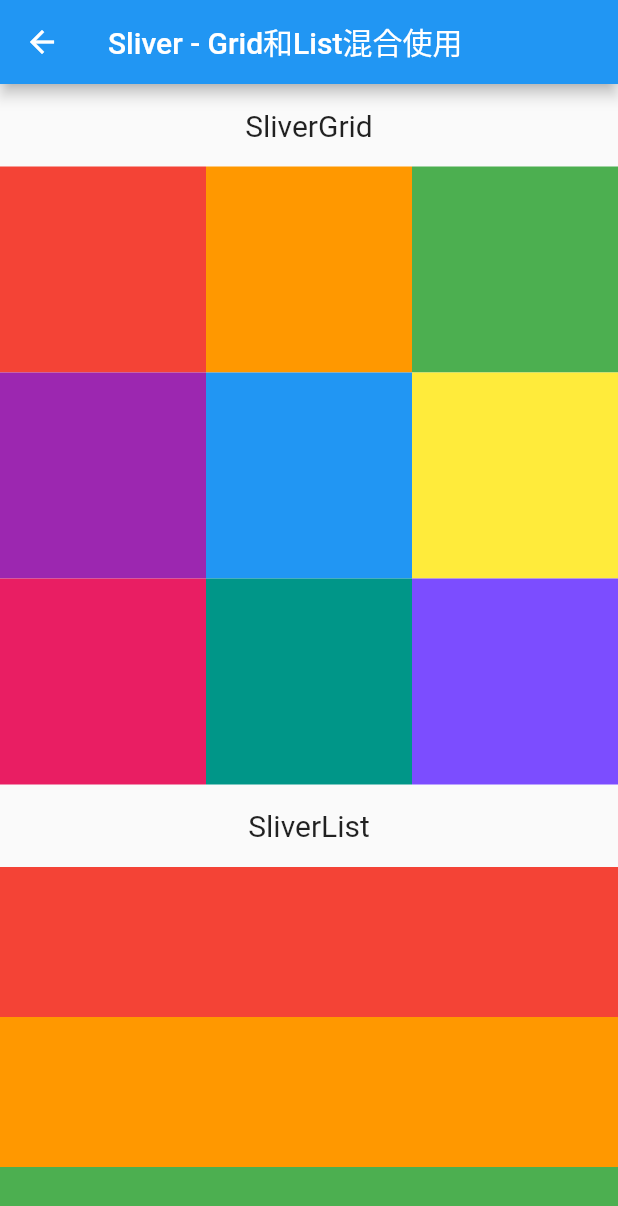
After one commit to SmallStoneSK/flutter_training_app, a Flutter app: the BasicDemo screen opened directly, on a phone screen of 412 x 824 dp. The commit adds this screen. Shown: the top 1206 px of the screen. Run offline on Flutter 3.47's test engine with Material 2 defaults, Android fonts, the phone set to English and light mode, and no system bars; our stand-ins replace toast.

Commit message:
[add] 添加Sliver组件示例

```diff
--- a/lib/main.dart
+++ b/lib/main.dart
@@ -4,6 +4,7 @@ import 'basic_widgets/index.dart';
 import 'list_view/index.dart';
 import 'grid_view/index.dart';
 import 'custom_icon/index.dart';
+import 'sliver_widgets/index.dart';
 
 void main() => runApp(MyApp());
 
@@ -21,6 +22,7 @@ class MyApp extends StatelessWidget {
         'list_view': (context) => ListViewDemo(),
         'grid_view': (context) => GridViewDemo(),
         'custom_icons': (context) => CustomIconsDemo(),
+        'sliver_widgets': (context) => SliverWidgetsDemo()
       },
     );
   }
@@ -48,18 +50,23 @@ const DEMOS = [
   Demo(
     title: 'ListView组件',
     description: '滚动型容器列表组件，支持下拉刷新，上拉加载等交互操作',
-    routeName: 'list_view'
+    routeName: 'list_view',
   ),
   Demo(
     title: 'GridView组件',
     description: '网格布局，支持自定义每行显示的列数以及每一格的宽高比例',
-    routeName: 'grid_view'
+    routeName: 'grid_view',
   ),
   Demo(
     title: '自定义Icon图标',
     description: '下载ttf字体文件，fonts声明，根据unicode码对照生成语义的图标类型',
-    routeName: 'custom_icons'
-  )
+    routeName: 'custom_icons',
+  ),
+  Demo(
+    title: 'Sliver系列组件',
+    description: '自定义高级滚动组件，float、snap、pinned效果任你组合',
+    routeName: 'sliver_widgets',
+  ),
 ];
 
 class Demo {
--- /dev/null
+++ b/lib/sliver_widgets/basic_usage.dart
@@ -0,0 +1,58 @@
+import 'package:flutter/material.dart';
+
+final List<Color> colorList = [
+  Colors.red,
+  Colors.orange,
+  Colors.green,
+  Colors.purple,
+  Colors.blue,
+  Colors.yellow,
+  Colors.pink,
+  Colors.teal,
+  Colors.deepPurpleAccent
+];
+
+class BasicDemo extends StatelessWidget {
+  final String title;
+
+  BasicDemo({Key key, @required this.title}) : super(key: key);
+
+  Widget renderTitle(String title) {
+    return SliverToBoxAdapter(
+      child: Padding(
+        padding: EdgeInsets.symmetric(vertical: 16),
+        child: Text(
+          title,
+          textAlign: TextAlign.center,
+          style: TextStyle(fontSize: 20),
+        ),
+      ),
+    );
+  }
+
+  @override
+  Widget build(BuildContext context) {
+    return Scaffold(
+      appBar: AppBar(
+        title: Text(this.title),
+      ),
+      body: CustomScrollView(
+        slivers: <Widget>[
+          this.renderTitle('SliverGrid'),
+          SliverGrid.count(
+            crossAxisCount: 3,
+            children: colorList.map((color) => Container(color: color)).toList(),
+          ),
+          this.renderTitle('SliverList'),
+          SliverFixedExtentList(
+            delegate: SliverChildBuilderDelegate(
+              (context, index) => Container(color: colorList[index]),
+              childCount: colorList.length,
+            ),
+            itemExtent: 100,
+          ),
+        ],
+      ),
+    );
+  }
+}
--- /dev/null
+++ b/lib/sliver_widgets/index.dart
@@ -0,0 +1,76 @@
+import 'package:flutter/material.dart';
+
+import 'basic_usage.dart';
+import 'float_usage.dart';
+import 'pinned_usage.dart';
+import 'snap_usage.dart';
+import 'sticky_usage.dart';
+import 'custom_sliver_header_usage.dart';
+
+final List<DemoViewModal> demos = [
+  DemoViewModal(
+    title: 'Sliver - Grid和List混合使用',
+    demo: BasicDemo(title: 'Sliver - Grid和List混合使用'),
+  ),
+  DemoViewModal(
+    title: 'Sliver - float效果',
+    demo: FloatDemo(title: 'Sliver - float效果'),
+  ),
+  DemoViewModal(
+    title: 'Sliver - snap效果',
+    demo: SnapDemo(title: 'Sliver - snap效果'),
+  ),
+  DemoViewModal(
+    title: 'Sliver - pinned效果',
+    demo: PinnedDemo(title: 'Sliver - pinned效果'),
+  ),
+  DemoViewModal(
+    title: 'Sliver - sticky效果',
+    demo: StickyDemo(title: 'Sliver - sticky效果'),
+  ),
+  DemoViewModal(
+    title: 'Sliver - 自定义效果',
+    demo: CustomSliverHeaderDemo(),
+  ),
+];
+
+class DemoViewModal {
+  final String title;
+  final Widget demo;
+
+  DemoViewModal({this.title, this.demo});
+}
+
+class SliverWidgetsDemo extends StatelessWidget {
+  @override
+  Widget build(BuildContext context) {
+    return Scaffold(
+      appBar: AppBar(
+        title: Text('Sliver系列组件'),
+      ),
+      body: ListView.builder(
+        itemCount: demos.length,
+        itemBuilder: (context, index) {
+          return Padding(
+            padding: EdgeInsets.fromLTRB(20, 20, 20, 0),
+            child: RaisedButton(
+              padding: EdgeInsets.symmetric(vertical: 13),
+              shape: RoundedRectangleBorder(
+                borderRadius: BorderRadius.circular(4),
+              ),
+              onPressed: () {
+                Navigator.push(
+                  context,
+                  MaterialPageRoute(
+                    builder: (context) => demos[index].demo,
+                  ),
+                );
+              },
+              child: Text(demos[index].title),
+            ),
+          );
+        },
+      ),
+    );
+  }
+}
```
Also changed, not shown: lib/sliver_widgets/custom_sliver_header_usage.dart (added, +248 -0 lines), lib/sliver_widgets/float_usage.dart (added, +50 -0 lines), lib/sliver_widgets/pinned_usage.dart (added, +50 -0 lines), lib/sliver_widgets/snap_usage.dart (added, +51 -0 lines), lib/sliver_widgets/sticky_usage.dart (added, +88 -0 lines).
